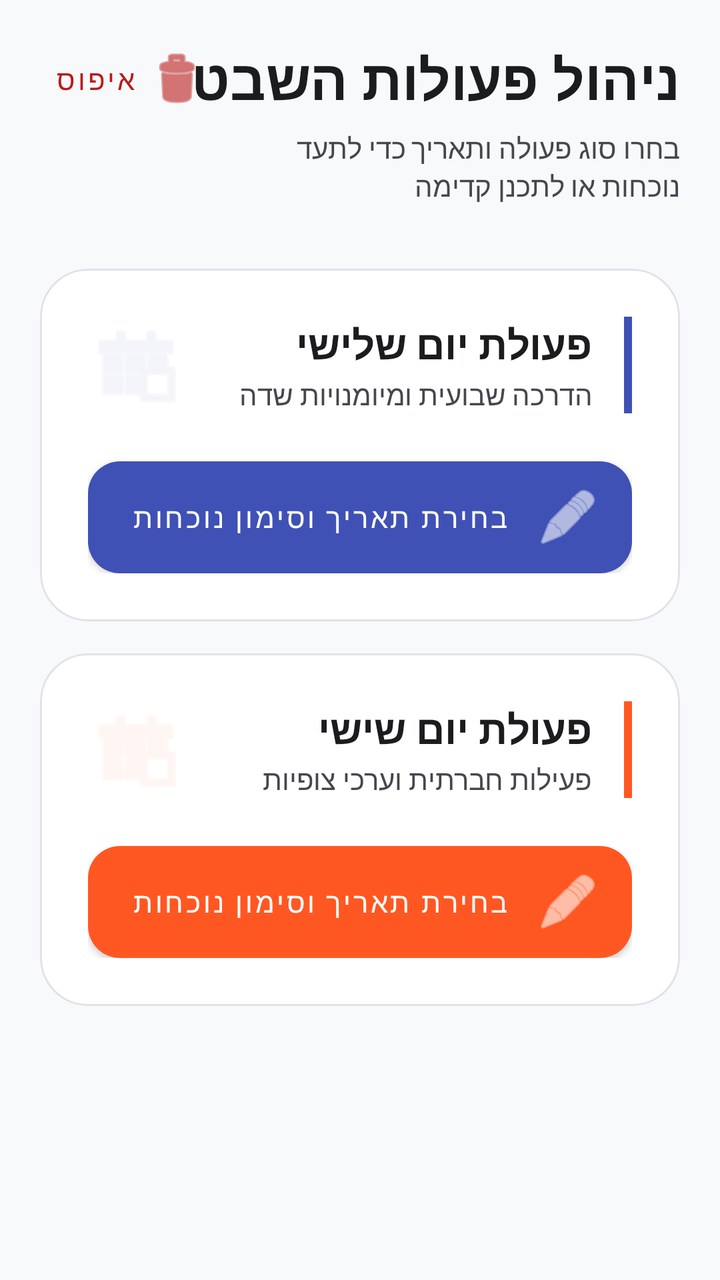
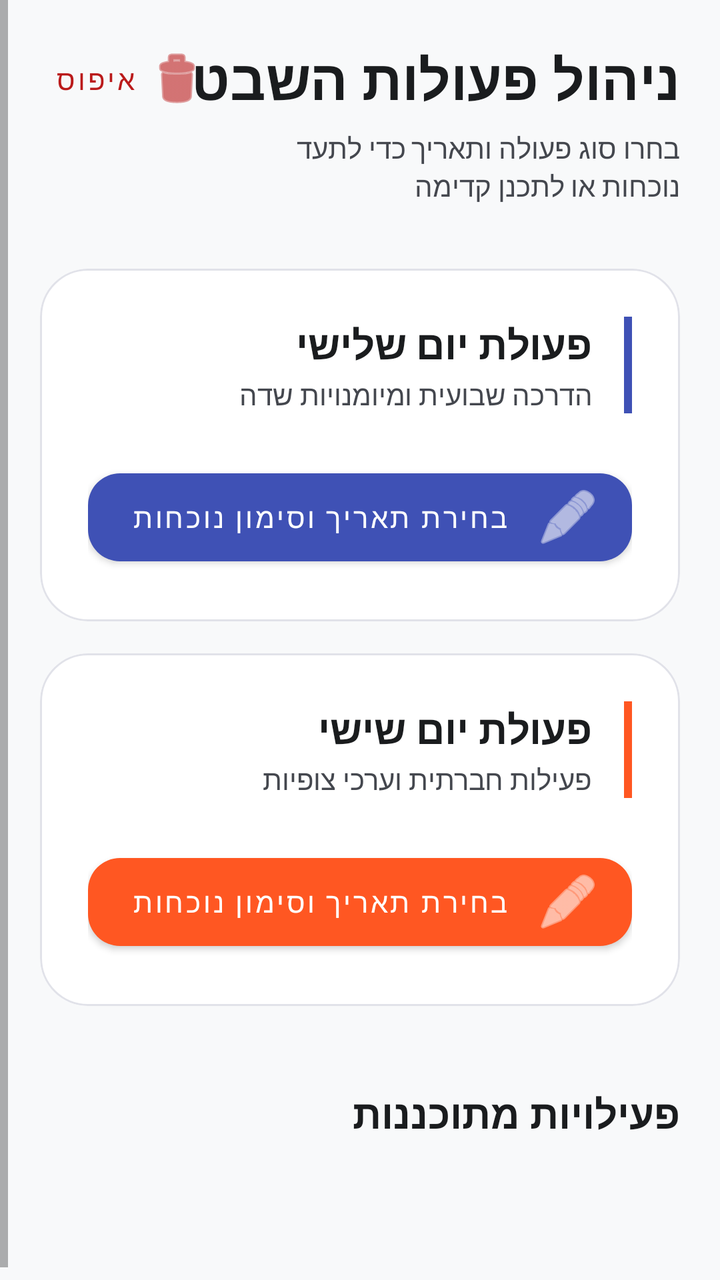

The first picture is an Android layout as it rendered before a commit; the second is the same layout after the commit. The layout source and the unified diff follow.
<!-- AndroidManifest.xml: application theme Theme.ScoutsCentral -->
<!-- res/layout/fragment_activities.xml -->
<?xml version="1.0" encoding="utf-8"?>
<ScrollView xmlns:android="http://schemas.android.com/apk/res/android"
  xmlns:app="http://schemas.android.com/apk/res-auto"
  android:layout_width="match_parent"
  android:layout_height="match_parent"
  android:fillViewport="true"
  android:background="#F8F9FA"
  android:layoutDirection="rtl">

  <androidx.constraintlayout.widget.ConstraintLayout
    android:layout_width="match_parent"
    android:layout_height="wrap_content"
    android:padding="20dp">

    
    <TextView
      android:id="@+id/meetings_title"
      android:layout_width="wrap_content"
      android:layout_height="wrap_content"
      android:text="ניהול פעולות השבט"
      android:textSize="28sp"
      android:textStyle="bold"
      android:textColor="#1A1C1E"
      app:layout_constraintTop_toTopOf="parent"
      app:layout_constraintStart_toStartOf="parent" />

    <TextView
      android:id="@+id/meetings_subtitle"
      android:layout_width="0dp"
      android:layout_height="wrap_content"
      android:text="בחרו סוג פעולה ותאריך כדי לתעד נוכחות או לתכנן קדימה"
      android:textColor="#44474E"
      android:textSize="14sp"
      android:layout_marginTop="6dp"
      app:layout_constraintTop_toBottomOf="@id/meetings_title"
      app:layout_constraintStart_toStartOf="parent"
      app:layout_constraintEnd_toStartOf="@id/delete_all_activities" />

    <com.google.android.material.button.MaterialButton
      android:id="@+id/delete_all_activities"
      android:layout_width="wrap_content"
      android:layout_height="wrap_content"
      android:text="איפוס"
      android:textColor="#BA1A1A"
      app:icon="@android:drawable/ic_menu_delete"
      app:iconTint="#BA1A1A"
      style="@style/Widget.MaterialComponents.Button.TextButton"
      app:layout_constraintTop_toTopOf="@id/meetings_title"
      app:layout_constraintBottom_toBottomOf="@id/meetings_title"
      app:layout_constraintEnd_toEndOf="parent" />

    
    <com.google.android.material.card.MaterialCardView
      android:id="@+id/card_tuesday"
      android:layout_width="match_parent"
      android:layout_height="wrap_content"
      android:layout_marginTop="32dp"
      app:cardCornerRadius="24dp"
      app:cardElevation="0dp"
      app:strokeWidth="1dp"
      app:strokeColor="#E1E2E9"
      app:layout_constraintTop_toBottomOf="@id/meetings_subtitle">

      <androidx.constraintlayout.widget.ConstraintLayout
        android:layout_width="match_parent"
        android:layout_height="wrap_content"
        android:padding="24dp">

        <View
          android:id="@+id/indicator_tuesday"
          android:layout_width="4dp"
          android:layout_height="0dp"
          android:background="#3F51B5"
          app:layout_constraintTop_toTopOf="@id/title_tuesday"
          app:layout_constraintBottom_toBottomOf="@id/subtitle_tuesday"
          app:layout_constraintStart_toStartOf="parent" />

        <TextView
          android:id="@+id/title_tuesday"
          android:layout_width="wrap_content"
          android:layout_height="wrap_content"
          android:text="פעולת יום שלישי"
          android:textStyle="bold"
          android:textSize="20sp"
          android:textColor="#1A1C1E"
          android:layout_marginStart="16dp"
          app:layout_constraintTop_toTopOf="parent"
          app:layout_constraintStart_toEndOf="@id/indicator_tuesday" />

        <TextView
          android:id="@+id/subtitle_tuesday"
          android:layout_width="wrap_content"
          android:layout_height="wrap_content"
          android:text="הדרכה שבועית ומיומנויות שדה"
          android:textColor="#44474E"
          android:textSize="14sp"
          android:layout_marginTop="2dp"
          android:layout_marginStart="16dp"
          app:layout_constraintTop_toBottomOf="@id/title_tuesday"
          app:layout_constraintStart_toEndOf="@id/indicator_tuesday" />

        <ImageView
          android:layout_width="48dp"
          android:layout_height="48dp"
          android:src="@android:drawable/ic_menu_today"
          app:tint="#3F51B5"
          android:alpha="0.1"
          app:layout_constraintTop_toTopOf="parent"
          app:layout_constraintEnd_toEndOf="parent" />

        <com.google.android.material.button.MaterialButton
          android:id="@+id/btn_attendance_tuesday"
          android:layout_width="match_parent"
          android:layout_height="56dp"
          android:text="בחירת תאריך וסימון נוכחות"
          android:layout_marginTop="24dp"
          app:cornerRadius="16dp"
          android:insetTop="0dp"
          android:insetBottom="0dp"
          app:backgroundTint="#3F51B5"
          app:icon="@android:drawable/ic_menu_edit"
          style="@style/Widget.MaterialComponents.Button"
          app:layout_constraintTop_toBottomOf="@id/subtitle_tuesday" />

      </androidx.constraintlayout.widget.ConstraintLayout>
    </com.google.android.material.card.MaterialCardView>

    
    <com.google.android.material.card.MaterialCardView
      android:id="@+id/card_friday"
      android:layout_width="match_parent"
      android:layout_height="wrap_content"
      android:layout_marginTop="16dp"
      app:cardCornerRadius="24dp"
      app:cardElevation="0dp"
      app:strokeWidth="1dp"
      app:strokeColor="#E1E2E9"
      app:layout_constraintTop_toBottomOf="@id/card_tuesday">

      <androidx.constraintlayout.widget.ConstraintLayout
        android:layout_width="match_parent"
        android:layout_height="wrap_content"
        android:padding="24dp">

        <View
          android:id="@+id/indicator_friday"
          android:layout_width="4dp"
          android:layout_height="0dp"
          android:background="#FF5722"
          app:layout_constraintTop_toTopOf="@id/title_friday"
          app:layout_constraintBottom_toBottomOf="@id/subtitle_friday"
          app:layout_constraintStart_toStartOf="parent" />

        <TextView
          android:id="@+id/title_friday"
          android:layout_width="wrap_content"
          android:layout_height="wrap_content"
          android:text="פעולת יום שישי"
          android:textStyle="bold"
          android:textSize="20sp"
          android:textColor="#1A1C1E"
          android:layout_marginStart="16dp"
          app:layout_constraintTop_toTopOf="parent"
          app:layout_constraintStart_toEndOf="@id/indicator_friday" />

        <TextView
          android:id="@+id/subtitle_friday"
          android:layout_width="wrap_content"
          android:layout_height="wrap_content"
          android:text="פעילות חברתית וערכי צופיות"
          android:textColor="#44474E"
          android:textSize="14sp"
          android:layout_marginTop="2dp"
          android:layout_marginStart="16dp"
          app:layout_constraintTop_toBottomOf="@id/title_friday"
          app:layout_constraintStart_toEndOf="@id/indicator_friday" />

        <ImageView
          android:layout_width="48dp"
          android:layout_height="48dp"
          android:src="@android:drawable/ic_menu_today"
          app:tint="#FF5722"
          android:alpha="0.1"
          app:layout_constraintTop_toTopOf="parent"
          app:layout_constraintEnd_toEndOf="parent" />

        <com.google.android.material.button.MaterialButton
          android:id="@+id/btn_attendance_friday"
          android:layout_width="match_parent"
          android:layout_height="56dp"
          android:text="בחירת תאריך וסימון נוכחות"
          android:layout_marginTop="24dp"
          app:cornerRadius="16dp"
          android:insetTop="0dp"
          android:insetBottom="0dp"
          app:backgroundTint="#FF5722"
          app:icon="@android:drawable/ic_menu_edit"
          style="@style/Widget.MaterialComponents.Button"
          app:layout_constraintTop_toBottomOf="@id/subtitle_friday" />

      </androidx.constraintlayout.widget.ConstraintLayout>
    </com.google.android.material.card.MaterialCardView>

    <View
      android:layout_width="match_parent"
      android:layout_height="40dp"
      app:layout_constraintTop_toBottomOf="@id/card_friday" />

  </androidx.constraintlayout.widget.ConstraintLayout>
</ScrollView>
<!-- resources referenced by this layout -->
<resources>
  <style name="Theme.ScoutsCentral" parent="Theme.MaterialComponents.DayNight.NoActionBar">
      <item name="colorPrimary">@color/primary</item>
      <item name="colorPrimaryVariant">@color/primary_variant</item>
      <item name="colorOnPrimary">@color/on_primary</item>
      <item name="colorSecondary">@color/secondary</item>
      <item name="colorOnSecondary">@color/on_secondary</item>
      <item name="android:statusBarColor">@color/primary_variant</item>
      <item name="android:windowBackground">@color/background</item>
    </style>
  <color name="primary">#2E7D32</color>
  <color name="primary_variant">#1B5E20</color>
  <color name="on_primary">#FFFFFF</color>
  <color name="secondary">#F9A825</color>
  <color name="on_secondary">#1B1B1B</color>
  <color name="background">#F7F5EF</color>
</resources>

<!-- the commit's change to res/layout/fragment_activities.xml (unified diff, before → after) -->
@@ -99,15 +99,6 @@
           app:layout_constraintTop_toBottomOf="@id/title_tuesday"
           app:layout_constraintStart_toEndOf="@id/indicator_tuesday" />
 
-        <ImageView
-          android:layout_width="48dp"
-          android:layout_height="48dp"
-          android:src="@android:drawable/ic_menu_today"
-          app:tint="#3F51B5"
-          android:alpha="0.1"
-          app:layout_constraintTop_toTopOf="parent"
-          app:layout_constraintEnd_toEndOf="parent" />
-
         <com.google.android.material.button.MaterialButton
           android:id="@+id/btn_attendance_tuesday"
           android:layout_width="match_parent"
@@ -115,8 +106,6 @@
           android:text="בחירת תאריך וסימון נוכחות"
           android:layout_marginTop="24dp"
           app:cornerRadius="16dp"
-          android:insetTop="0dp"
-          android:insetBottom="0dp"
           app:backgroundTint="#3F51B5"
           app:icon="@android:drawable/ic_menu_edit"
           style="@style/Widget.MaterialComponents.Button"
@@ -175,15 +164,6 @@
           app:layout_constraintTop_toBottomOf="@id/title_friday"
           app:layout_constraintStart_toEndOf="@id/indicator_friday" />
 
-        <ImageView
-          android:layout_width="48dp"
-          android:layout_height="48dp"
-          android:src="@android:drawable/ic_menu_today"
-          app:tint="#FF5722"
-          android:alpha="0.1"
-          app:layout_constraintTop_toTopOf="parent"
-          app:layout_constraintEnd_toEndOf="parent" />
-
         <com.google.android.material.button.MaterialButton
           android:id="@+id/btn_attendance_friday"
           android:layout_width="match_parent"
@@ -191,8 +171,6 @@
           android:text="בחירת תאריך וסימון נוכחות"
           android:layout_marginTop="24dp"
           app:cornerRadius="16dp"
-          android:insetTop="0dp"
-          android:insetBottom="0dp"
           app:backgroundTint="#FF5722"
           app:icon="@android:drawable/ic_menu_edit"
           style="@style/Widget.MaterialComponents.Button"
@@ -201,10 +179,29 @@
       </androidx.constraintlayout.widget.ConstraintLayout>
     </com.google.android.material.card.MaterialCardView>
 
-    <View
+    
+    <TextView
+      android:id="@+id/scheduled_title"
+      android:layout_width="wrap_content"
+      android:layout_height="wrap_content"
+      android:text="פעילויות מתוכננות"
+      android:textStyle="bold"
+      android:textSize="20sp"
+      android:textColor="#1A1C1E"
+      android:layout_marginTop="40dp"
+      app:layout_constraintTop_toBottomOf="@id/card_friday"
+      app:layout_constraintStart_toStartOf="parent" />
+
+    <androidx.recyclerview.widget.RecyclerView
+      android:id="@+id/activities_list_full"
       android:layout_width="match_parent"
-      android:layout_height="40dp"
-      app:layout_constraintTop_toBottomOf="@id/card_friday" />
+      android:layout_height="wrap_content"
+      android:layout_marginTop="16dp"
+      android:nestedScrollingEnabled="false"
+      app:layout_constraintTop_toBottomOf="@id/scheduled_title"
+      app:layout_constraintStart_toStartOf="parent"
+      app:layout_constraintEnd_toEndOf="parent"
+      android:paddingBottom="40dp" />
 
   </androidx.constraintlayout.widget.ConstraintLayout>
 </ScrollView>
